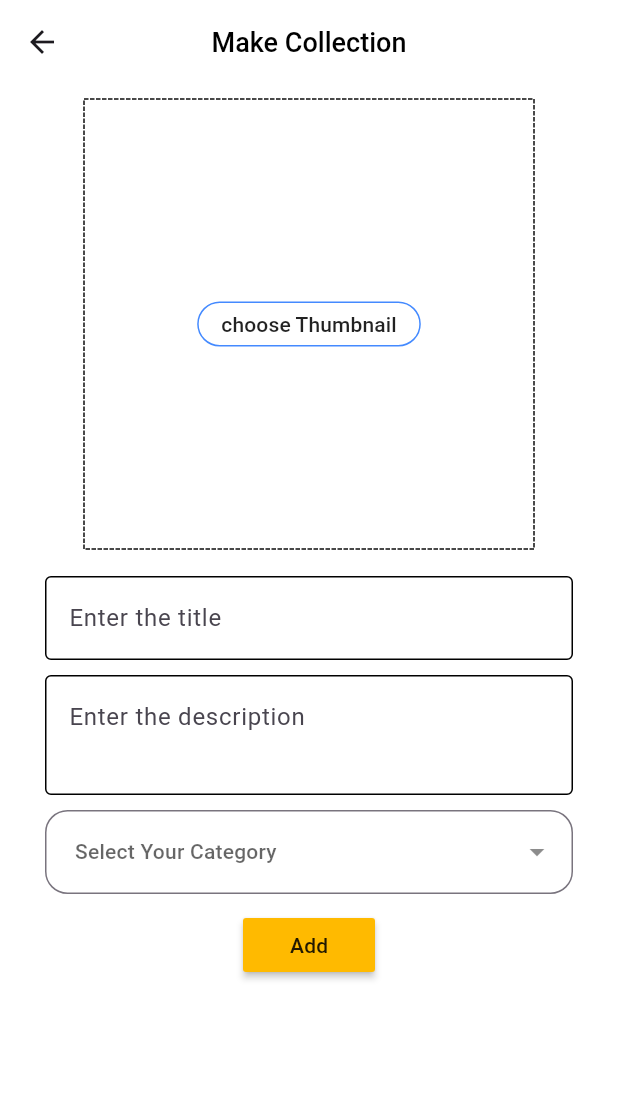
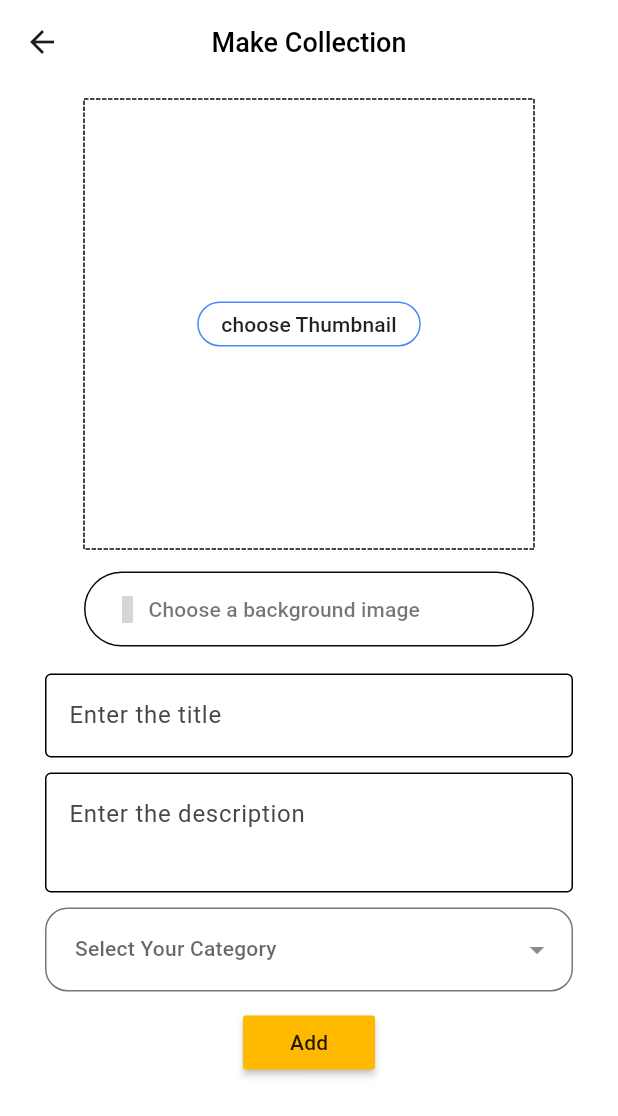
Before and after one commit to bhargavthanth001/nft_marketplace, a Flutter app: the AddCollectionPageWidget screen opened directly, after a tap on "choose Thumbnail", on a phone screen of 412 x 824 dp. Shown: the top 1116 px of the screen. Run offline on Flutter 3.47's test engine with Material 3 defaults, Android fonts, the light colour scheme and no system bars; drawn by our look-alikes of dotted_border; our stand-ins replace cached_network_image, card_swiper, cloud_firestore, connectivity_plus, contained_tab_bar_view, dropdown_button2 and 8 more; missing offline and left inert: animated_button_bar, awesome_icons, metamask, multi_image_picker_plus; accounts and stored records are empty; grey boxes are pictures that could not be loaded.

Commit message:
Day 13 completed

```diff
--- a/lib/Createpage/collection_pages/add_collection.dart
+++ b/lib/Createpage/collection_pages/add_collection.dart
@@ -1,5 +1,6 @@
 import 'dart:io';
 
+import 'package:awesome_icons/awesome_icons.dart';
 import 'package:dotted_border/dotted_border.dart';
 import 'package:dropdown_button2/dropdown_button2.dart';
 import 'package:flutter/material.dart';
@@ -59,7 +60,7 @@ class _AddCollectionPageWidgetState extends State<AddCollectionPageWidget> {
                     width: 300,
                     child: GestureDetector(
                       onTap: () {
-                        provider.pickImages(false);
+                        provider.pickImages(false, false);
                       },
                       child: DottedBorder(
                         color: ColorsData.black,
@@ -77,7 +78,7 @@ class _AddCollectionPageWidgetState extends State<AddCollectionPageWidget> {
                                   borderRadius: BorderRadius.circular(30),
                                 ),
                                 onPressed: () {
-                                  provider.pickImages(false);
+                                  provider.pickImages(false, false);
                                 },
                                 child: Text(
                                   widget.isSingleNft
@@ -97,6 +98,53 @@ class _AddCollectionPageWidgetState extends State<AddCollectionPageWidget> {
                     width: 300,
                     fit: BoxFit.cover,
                   ),
+            const SizedBox(
+              height: 15,
+            ),
+            widget.isSingleNft
+                ? const SizedBox()
+                : provider.bgImage.isEmpty
+                    ? SizedBox(
+                        height: 50,
+                        width: 300,
+                        child: TextButton(
+                          style: ButtonStyle(
+                            shape: MaterialStatePropertyAll(
+                              RoundedRectangleBorder(
+                                borderRadius: BorderRadius.circular(30),
+                                side: const BorderSide(
+                                  color: ColorsData.black,
+                                ),
+                              ),
+                            ),
+                          ),
+                          onPressed: () {
+                            provider.pickImages(false, true);
+                          },
+                          child: const Row(
+                            children: [
+                              Gap(8),
+                              Icon(
+                                FontAwesomeIcons.image,
+                                color: Colors.black54,
+                              ),
+                              Gap(5),
+                              Text(
+                                "Choose a background image",
+                                style: TextStyle(
+                                  color: Colors.black54,
+                                ),
+                              ),
+                            ],
+                          ),
+                        ),
+                      )
+                    : Image.file(
+                        File(provider.bgImage),
+                        height: 300,
+                        width: 300,
+                        fit: BoxFit.cover,
+                      ),
             const SizedBox(
               height: 10,
             ),
@@ -214,13 +262,17 @@ class _AddCollectionPageWidgetState extends State<AddCollectionPageWidget> {
                                     name: title.text,
                                     description: description.text,
                                     thumbnail: provider.images.first,
+                                    bgImage: provider.bgImage,
                                     category: dropDownProvider.selectedCategory,
                                     items: [],
                                     createdBy: DataBase.user.uid,
                                   );
                                   DataBase.createCollection(model);
                                   title.text = "";
+                                  description.text = "";
+                                  category.text = "";
                                   provider.removeImage();
+                                  Navigator.pop(context);
                                 } else {
                                   ScaffoldMessenger.of(context).showSnackBar(
                                     const SnackBar(
--- a/lib/data manager/database_handler.dart
+++ b/lib/data manager/database_handler.dart
@@ -34,6 +34,9 @@ class DataBase {
     } else if (type == ImageType.NFTs) {
       ref = storage.ref().child(
           "NFTs/${user.uid}/${nftModel!.title}/${DateTime.now().toString()}.$ext'");
+    } else if (type == ImageType.BACKGROUND_IMAGE) {
+      ref = storage.ref().child(
+          'background_image/${collectionModel!.name}/${DateTime.now().toString()}.$ext');
     } else {
       ref = storage
           .ref()
@@ -80,10 +83,14 @@ class DataBase {
   static Future<void> createCollection(CollectionModel collectionModel) async {
     String imageUrl = await addImageToFirebaseStorage(
         collectionModel.thumbnail, ImageType.THUMBNAIL, collectionModel, null);
+    String bg_url = await addImageToFirebaseStorage(collectionModel.bgImage!,
+        ImageType.BACKGROUND_IMAGE, collectionModel, null);
+
     debugPrint("URL of thumbnail is => $imageUrl");
     final result = firestore.collection("collections").doc();
     collectionModel.id = result.id;
     collectionModel.thumbnail = imageUrl;
+    collectionModel.bgImage = bg_url;
     result.set(
       collectionModel.toJson(),
     );
@@ -152,4 +159,5 @@ class DataBase {
 enum ImageType {
   NFTs,
   THUMBNAIL,
+  BACKGROUND_IMAGE,
 }
--- a/lib/provider/collection_provider.dart
+++ b/lib/provider/collection_provider.dart
@@ -9,10 +9,13 @@ import 'package:path_provider/path_provider.dart';
 
 class CollectionProvider extends ChangeNotifier {
   List<String> _images = [];
+  String _bgImage = "";
 
   List<String> get images => _images;
 
-  Future pickImages(bool isMultiple) async {
+  String get bgImage => _bgImage;
+
+  Future pickImages(bool isMultiple, bool isBgImage) async {
     List<Asset> resultList = [];
     List<File> files = [];
     resultList = await MultiImagePicker.pickImages(
@@ -34,7 +37,10 @@ class CollectionProvider extends ChangeNotifier {
       debugPrint(file.toString());
       files.add(file);
     }
-    _images = files.map((file) => file.path).toList();
+    isBgImage
+        ? _bgImage = files.map((file) => file.path).toList().first
+        : _images = files.map((file) => file.path).toList();
+    ;
 
     notifyListeners();
   }
```
Also changed, not shown: lib/Createpage/collection_pages/collection_details_page.dart (+47 -14 lines), lib/provider/meta_mask_provider.dart (added, +31 -0 lines), lib/splash_screen.dart (+8 -2 lines).
